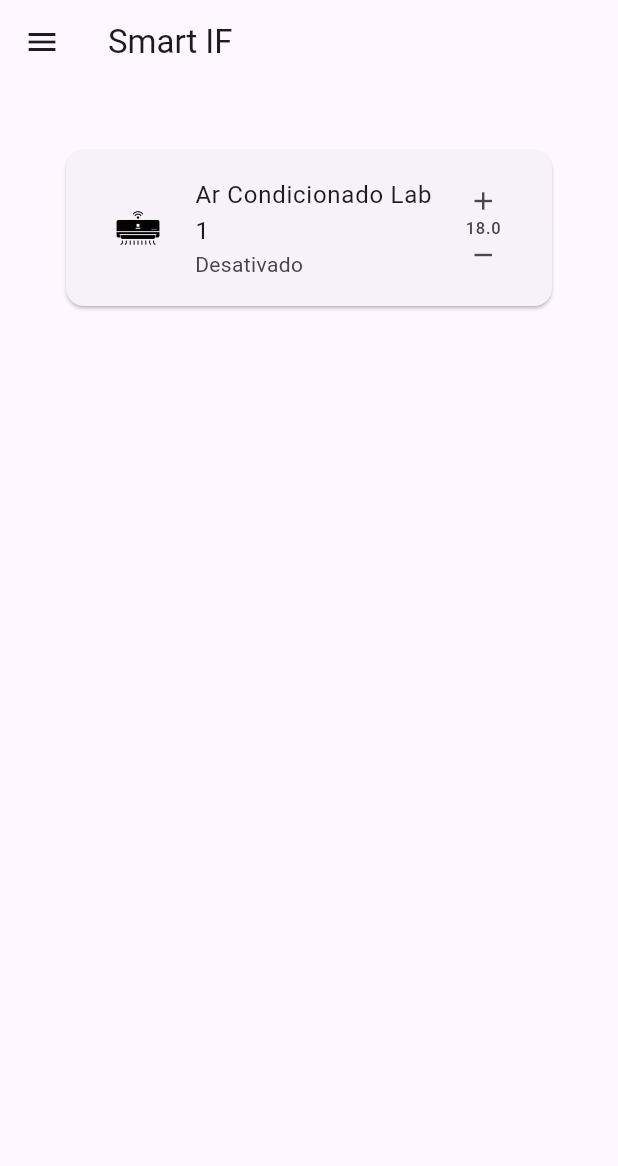
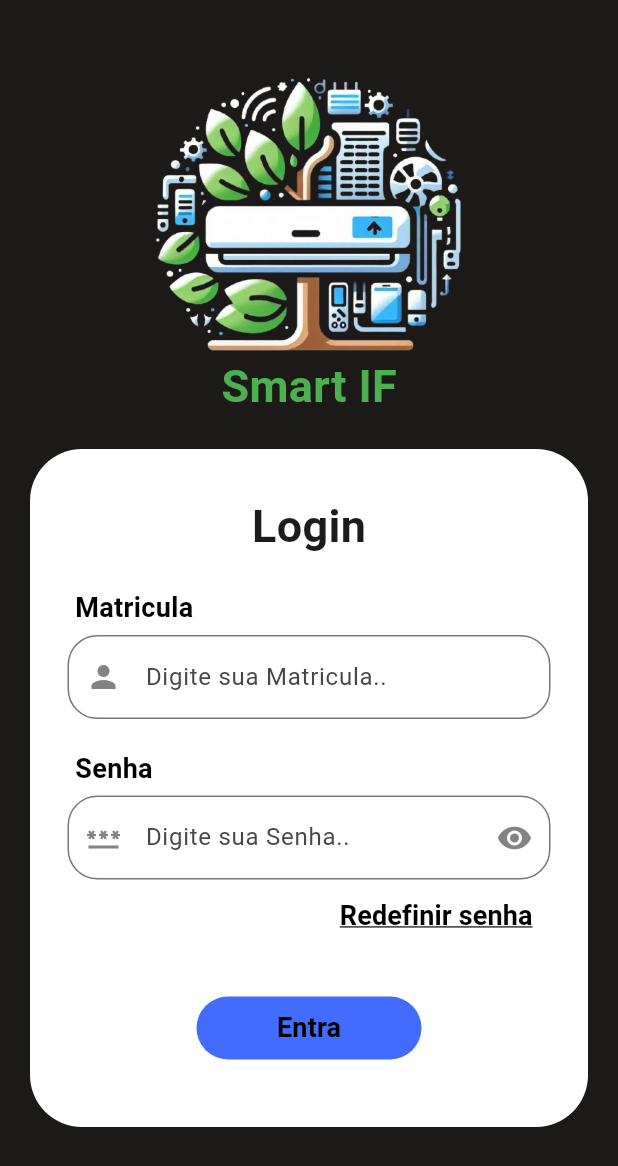
Before and after one commit to marcelodev30/mobile-smartIF, a Flutter app: the screen it shows after launch, on a phone screen of 412 x 824 dp. Shown: the top 1166 px of the screen. Run offline on Flutter 3.47's test engine with Material 3 defaults, Android fonts, the phone set to English and light mode, and no system bars.

Commit message:
add login

```diff
--- a/smartif/lib/app/app.dart
+++ b/smartif/lib/app.dart
@@ -1,6 +1,7 @@
 import 'package:flutter/material.dart';
-
-import '../ui/page/page.dart';
+import 'package:smartif/config/app_string.dart';
+import 'package:smartif/ui/page/login/login_page.dart';
+//import 'ui/page/page.dart';
 
 class MyApp extends StatelessWidget {
   const MyApp({super.key});
@@ -9,9 +10,9 @@ class MyApp extends StatelessWidget {
   Widget build(BuildContext context) {
     return MaterialApp(
       debugShowCheckedModeBanner: false,
-      title: 'Smart IF',
+      title: AppString.titleApp,
       theme: ThemeData(),
-      home: const PageHome(),
+      home: Login(),
     );
   }
 }
--- /dev/null
+++ b/smartif/lib/config/app_colors.dart
@@ -0,0 +1,13 @@
+import 'package:flutter/material.dart';
+
+class AppColor {
+  static get gray => const Color.fromRGBO(131, 131, 131, 1);
+  static Color funGreen = const Color.fromARGB(255, 24, 96, 73);
+  static Color greenNav = const Color.fromRGBO(78, 111, 67, 1);
+  static Color edenGreen = const Color.fromARGB(255, 36, 68, 29);
+  static Color pomonaGreen = const Color.fromARGB(255, 28, 68, 45);
+  static Color white = const Color.fromARGB(255, 251, 251, 251);
+  static Color bokaraGrey = const Color.fromARGB(255, 28, 26, 24);
+  static Color midnightBlue = const Color.fromARGB(255, 27, 51, 100);
+  static Color midnightMoss = const Color.fromARGB(255, 28, 37, 32);
+}
--- a/smartif/lib/app/config/app_img.dart
+++ b/smartif/lib/config/app_img.dart
@@ -1,3 +1,4 @@
 class AppImg {
   static String get getIconLogo => 'assets/img/icone-ar-condicionado.png';
+  static String get logoApp => 'assets/img/logo_smart_if_remove_v2.png';
 }
--- /dev/null
+++ b/smartif/lib/config/app_size.dart
@@ -0,0 +1,9 @@
+import 'package:flutter/material.dart';
+
+class AppSize {
+  static double get spacer30HSizebox => 30;
+  static double get borderRadiusInput => 20;
+
+  static EdgeInsetsGeometry get paddingH25V15 =>
+      const EdgeInsets.symmetric(horizontal: 25, vertical: 15);
+}
--- /dev/null
+++ b/smartif/lib/config/app_string.dart
@@ -0,0 +1,4 @@
+class AppString {
+  static String get titleApp => 'Smart IF';
+
+}
--- a/smartif/lib/main.dart
+++ b/smartif/lib/main.dart
@@ -1,5 +1,5 @@
 import 'package:flutter/material.dart';
-import 'package:smartif/app/app.dart';
+import 'package:smartif/app.dart';
 
 
 void main() {
--- a/smartif/lib/ui/components/card_dispositivo.dart
+++ b/smartif/lib/ui/components/card_dispositivo.dart
@@ -1,5 +1,5 @@
 import 'package:flutter/material.dart';
-import 'package:smartif/app/config/app_img.dart';
+import 'package:smartif/config/app_img.dart';
 
 class CardDispositivo extends StatelessWidget {
   const CardDispositivo({super.key});
--- /dev/null
+++ b/smartif/lib/ui/components/text_label.dart
@@ -0,0 +1,19 @@
+import 'package:flutter/material.dart';
+
+import '../shared/app_text_style.dart';
+
+class TextLebel extends StatelessWidget {
+  final String title;
+  const TextLebel({super.key, required this.title});
+
+  @override
+  Widget build(BuildContext context) {
+    return Padding(
+      padding: const EdgeInsets.all(5),
+      child: Text(
+        title,
+        style: AppTextStyle.textSize18W600,
+      ),
+    );
+  }
+}
--- /dev/null
+++ b/smartif/lib/ui/page/login/design.page.dart
@@ -0,0 +1,50 @@
+import 'package:flutter/material.dart';
+import 'package:smartif/config/app_colors.dart';
+import 'package:smartif/config/app_img.dart';
+import 'package:smartif/config/app_string.dart';
+
+// ignore: must_be_immutable
+class DesignInUpPage extends StatelessWidget {
+  Widget dados;
+  DesignInUpPage({super.key, required this.dados});
+
+  @override
+  Widget build(BuildContext context) {
+    return Scaffold(
+      backgroundColor: AppColor.bokaraGrey,
+      body: Padding(
+        padding: const EdgeInsets.symmetric(horizontal: 20),
+        child: SizedBox(
+          width: MediaQuery.of(context).size.width,
+          height: MediaQuery.of(context).size.height,
+          child: Column(
+            mainAxisAlignment: MainAxisAlignment.center,
+            crossAxisAlignment: CrossAxisAlignment.center,
+            children: [
+              Expanded(child: Container()),
+              Image.asset(AppImg.logoApp, height: 200),
+              Text(
+                AppString.titleApp,
+                style: const TextStyle(
+                    color: Colors.green,
+                    fontSize: 30,
+                    fontWeight: FontWeight.bold),
+              ),
+              const SizedBox(height: 20),
+              Container(
+                width: MediaQuery.of(context).size.width,
+                decoration: BoxDecoration(
+                    color: Colors.white,
+                    borderRadius: BorderRadius.circular(34.5)),
+                child: Column(
+                  children: [dados, const SizedBox(height: 30)],
+                ),
+              ),
+              Expanded(flex: 2, child: Container())
+            ],
+          ),
+        ),
+      ),
+    );
+  }
+}
--- a/smartif/lib/ui/page/login/login_page.dart
+++ b/smartif/lib/ui/page/login/login_page.dart
@@ -1,4 +1,10 @@
 import 'package:flutter/material.dart';
+import 'package:smartif/ui/components/text_label.dart';
+import 'package:smartif/ui/page/login/design.page.dart';
+import 'package:smartif/ui/page/page.dart';
+import 'package:smartif/ui/shared/app_input_decoration.dart';
+import 'package:smartif/ui/shared/app_text_style.dart';
+import '../../../config/app_size.dart';
 
 class Login extends StatefulWidget {
   const Login({super.key});
@@ -10,6 +16,69 @@ class Login extends StatefulWidget {
 class _LoginState extends State<Login> {
   @override
   Widget build(BuildContext context) {
-    return const Scaffold();
+    return DesignInUpPage(
+      dados: Column(
+        children: [
+          SizedBox(height: AppSize.spacer30HSizebox),
+          Text('Login', style: AppTextStyle.textSize30W700),
+          Form(
+              child: Padding(
+            padding: AppSize.paddingH25V15,
+            child: Column(
+              crossAxisAlignment: CrossAxisAlignment.start,
+              mainAxisAlignment: MainAxisAlignment.start,
+              children: [
+                const TextLebel(title: 'Matricula'),
+                TextFormField(
+                  keyboardType: TextInputType.number,
+                  decoration: AppInputDecoration.defaultApplogin,
+                ),
+                const SizedBox(height: 15),
+                const TextLebel(title: 'Senha'),
+                TextFormField(
+                  decoration: AppInputDecoration.senha,
+                ),
+                Row(
+                    mainAxisAlignment: MainAxisAlignment.end,
+                    crossAxisAlignment: CrossAxisAlignment.start,
+                    children: [
+                      TextButton(
+                          onPressed: () {},
+                          child: Text(
+                            'Redefinir senha',
+                            style: AppTextStyle.textSize18W700Subindo,
+                          ))
+                    ]),
+                SizedBox(height: AppSize.spacer30HSizebox),
+                Row(
+                  mainAxisAlignment: MainAxisAlignment.center,
+                  children: [
+                    SizedBox(
+                      width: 150,
+                      height: 42,
+                      child: TextButton(
+                          onPressed: () {
+                            Navigator.push(
+                                context,
+                                MaterialPageRoute(
+                                    builder: (context) => const PageHome()));
+                          },
+                          style: const ButtonStyle(
+                              backgroundColor: MaterialStatePropertyAll(
+                            Color.fromRGBO(66, 107, 255, 1),
+                          )),
+                          child: Text(
+                            'Entra',
+                            style: AppTextStyle.textSize18W600,
+                          )),
+                    )
+                  ],
+                )
+              ],
+            ),
+          ))
+        ],
+      ),
+    );
   }
 }
--- a/smartif/lib/ui/page/moblile/home_moblile.dart
+++ b/smartif/lib/ui/page/moblile/home_moblile.dart
@@ -1,4 +1,5 @@
 import 'package:flutter/material.dart';
+import 'package:smartif/config/app_string.dart';
 import 'package:smartif/ui/components/card_dispositivo.dart';
 
 class HomeMobile extends StatefulWidget {
@@ -14,7 +15,7 @@ class _HomeMobileState extends State<HomeMobile> {
     return Scaffold(
       drawer: const Drawer(),
       appBar: AppBar(
-        title: const Text('Smart IF'),
+        title: Text(AppString.titleApp),
       ),
       body: const Center(
         child: Column(
--- a/smartif/lib/ui/page/wep/home_wep.dart
+++ b/smartif/lib/ui/page/wep/home_wep.dart
@@ -1,5 +1,5 @@
 import 'package:flutter/material.dart';
-import 'package:smartif/app/config/app_img.dart';
+import 'package:smartif/config/app_img.dart';
 
 
 class HomeWeb extends StatefulWidget {
--- /dev/null
+++ b/smartif/lib/ui/shared/app_input_decoration.dart
@@ -0,0 +1,27 @@
+import 'package:flutter/material.dart';
+import '../../config/app_colors.dart';
+import '../../config/app_size.dart';
+
+class AppInputDecoration {
+  static get defaultApplogin => InputDecoration(
+      hintText: 'Digite sua Matricula..',
+      prefixIcon: Icon(
+        Icons.person,
+        color: AppColor.gray,
+      ),
+      border: OutlineInputBorder(
+          borderRadius: BorderRadius.circular(AppSize.borderRadiusInput)));
+
+  static get senha => InputDecoration(
+      hintText: 'Digite sua Senha..',
+      suffixIcon: Icon(
+        Icons.visibility,
+        color: AppColor.gray,
+      ),
+      prefixIcon: Icon(
+        Icons.password,
+        color: AppColor.gray,
+      ),
+      border: OutlineInputBorder(
+          borderRadius: BorderRadius.circular(AppSize.borderRadiusInput)));
+}
--- /dev/null
+++ b/smartif/lib/ui/shared/app_text_style.dart
@@ -0,0 +1,15 @@
+import 'package:flutter/material.dart';
+
+class AppTextStyle {
+  static get textSize30W700 =>
+      const TextStyle(fontSize: 30, fontWeight: FontWeight.w700);
+
+  static get textSize18W600 => const TextStyle(
+      fontSize: 18, fontWeight: FontWeight.w600, color: Colors.black);
+
+  static get textSize18W700Subindo => const TextStyle(
+      decoration: TextDecoration.underline,
+      fontSize: 18,
+      fontWeight: FontWeight.w700,
+      color: Colors.black);
+}
```
Also changed, not shown: smartif/assets/img/logo_smart_if_remove.png (added), smartif/assets/img/logo_smart_if_remove_v2.png (added), smartif/lib/ui/shared/app_theme.dart (deleted), smartif/lib/ui/theme/app_theme.dart (deleted).
